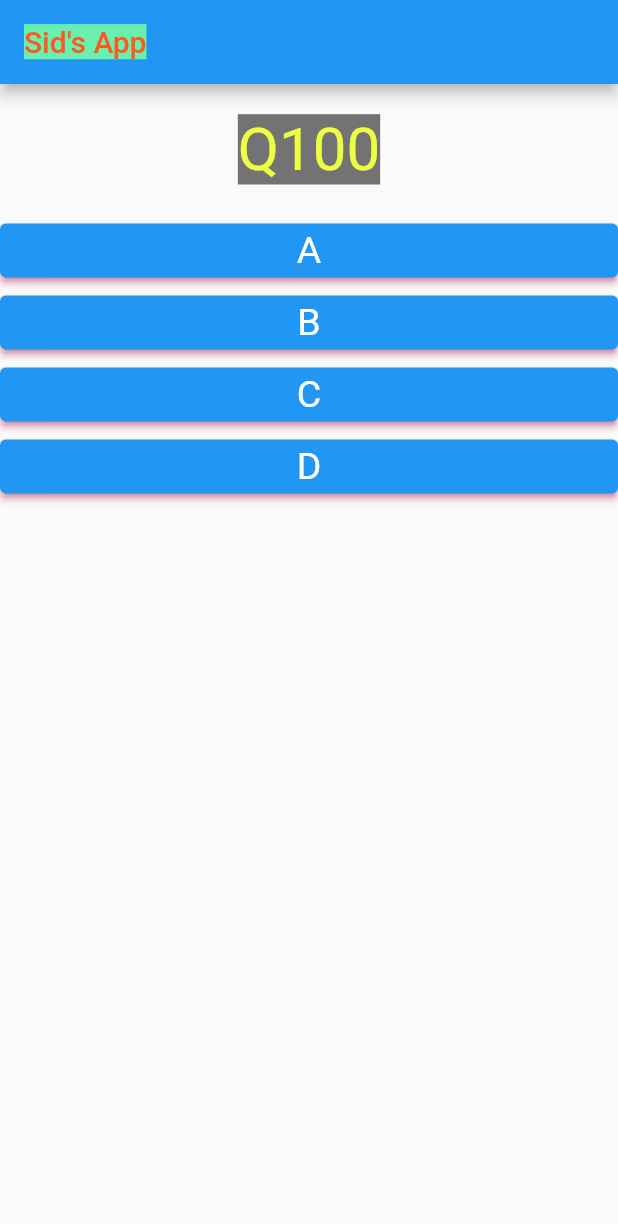
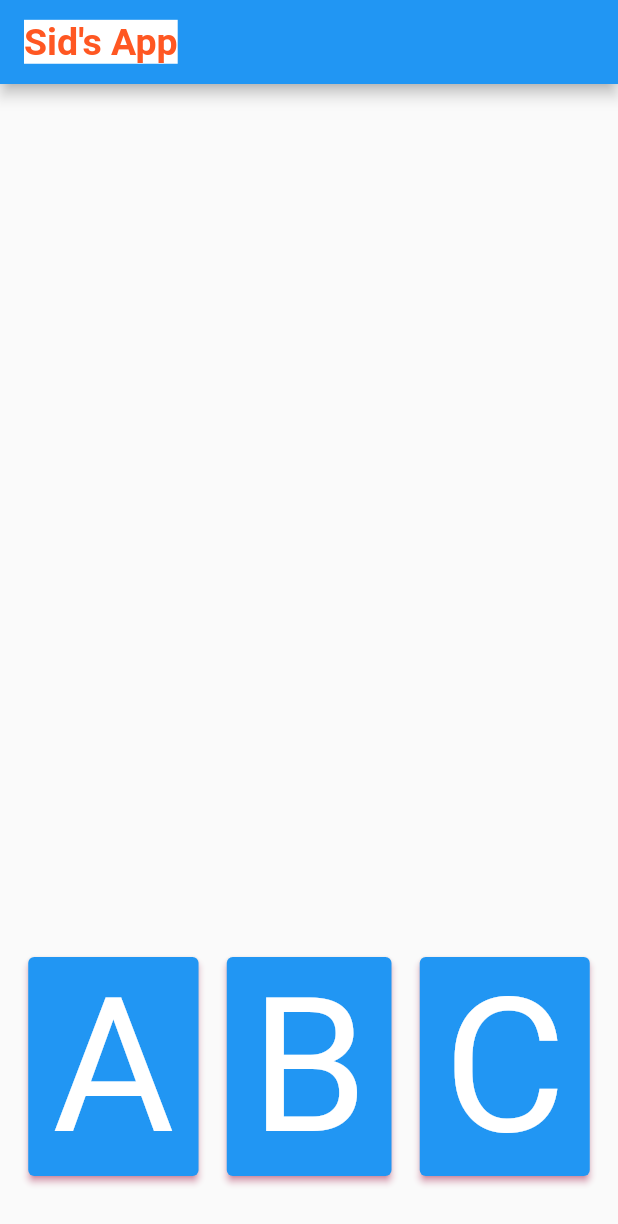
Before and after one commit to SiddhanthRaja/learn_flutter, a Flutter app: the screen it shows after launch, on a phone screen of 412 x 824 dp. Shown: the top 1224 px of the screen. Run offline on Flutter 3.47's test engine with Material 2 defaults, Android fonts, the phone set to English and light mode, and no system bars.

Commit message:
Final Commit

```diff
--- a/lib/answer.dart
+++ b/lib/answer.dart
@@ -5,13 +5,15 @@ class Answer extends StatelessWidget {
   final Function pointer;
   final String option;
 
-  Answer(this.option,this.pointer);
+
+  Answer(this.option,this.pointer,);
 
   @override
   Widget build(BuildContext context) {
-    final ButtonStyle custom = ElevatedButton.styleFrom(onPrimary: Colors.white, textStyle: TextStyle(fontSize: 25.0),shadowColor: Colors.pinkAccent);
+    final ButtonStyle custom = ElevatedButton.styleFrom(onPrimary: Colors.white, textStyle: TextStyle(fontSize: 125.0),shadowColor: Colors.pinkAccent);
     return Container(
-      width: double.infinity ,
+      alignment: Alignment.bottomCenter,
+      padding: EdgeInsets.only(bottom: 40.0),
       child:
       ElevatedButton(
 
--- /dev/null
+++ b/lib/cards.dart
@@ -0,0 +1,25 @@
+import 'package:flutter/material.dart';
+import 'package:learn_flutter/answer.dart';
+
+class Cards extends StatelessWidget {
+      final Function changeQ;
+      final List<Map> listOp;
+
+      Cards(this.changeQ,this.listOp);
+
+
+  @override
+  Widget build(BuildContext context) {
+    return
+        Row(
+        mainAxisAlignment: MainAxisAlignment.spaceEvenly,
+
+        children: [
+        ...listOp.map((choice)
+    { return Answer(choice["opt"], () => changeQ(choice["score"]),);
+    }).toList(),
+      ]
+
+    );
+  }
+}
--- a/lib/main.dart
+++ b/lib/main.dart
@@ -1,5 +1,7 @@
+import 'package:flutter/cupertino.dart';
 import 'package:flutter/material.dart';
-import 'package:learn_flutter/questions.dart';
+import 'package:learn_flutter/cards.dart';
+import 'package:learn_flutter/result.dart';
 import './answer.dart';
 
 void main() {
@@ -18,11 +20,13 @@ class SidApp extends StatefulWidget {
 class _SidAppState extends State<SidApp>{
   var _quesList = [
     {"quesText": "Q100", "options" : [
-        {"opt":"A", "score":20},{"opt":"B", "score":10},{"opt":"C", "score":5},{"opt":"D", "score":2}]  },
+        {"opt":"A", "score":20},{"opt":"B", "score":10},{"opt":"C", "score":5}]  },
     {"quesText": "Q101", "options" : [
-      {"opt":"X", "score":20},{"opt":"Y", "score":10},{"opt":"Z", "score":5},{"opt":"W", "score":2}]  },
+      {"opt":"X", "score":20},{"opt":"Y", "score":10},{"opt":"Z", "score":5}]  },
     {"quesText": "Q102", "options" : [
-      {"opt":"1", "score":20},{"opt":"2", "score":10},{"opt":"3", "score":5},{"opt":"4", "score":2}]  },
+      {"opt":"1", "score":20},{"opt":"2", "score":10},{"opt":"3", "score":5}]  },
+    {"quesText": "Q103", "options" : [
+      {"opt":"1", "score":20},{"opt":"2", "score":10},{"opt":"3", "score":5}]  },
   ];
 
   var _index = 0;
@@ -39,22 +43,14 @@ class _SidAppState extends State<SidApp>{
 
   Widget build(BuildContext context) {
     // TODO: implement build
-    final List<Map> listOp = _quesList[_index]["options"] as List<Map>;
+    final List<Map> listOp = _quesList[_index]["options"] as List<Map<String,Object>>;
+
+
     return MaterialApp(
       home: Scaffold(
-        appBar: AppBar(title: Text("Sid's App",style: TextStyle(color: Colors.deepOrange, backgroundColor: Colors.greenAccent) ),),
-        body: _index<= (_quesList.length -2) ? Column(
-          children: [
-
-            Question(_quesList[_index]["quesText"] as String ),
-
-            Answer(listOp[0]["opt"],() => changeQ(listOp[0]["score"]) ,),
-            Answer(listOp[1]["opt"],() => changeQ(listOp[1]["score"]) ,),
-            Answer(listOp[2]["opt"],() => changeQ(listOp[2]["score"]) ,),
-            Answer(listOp[3]["opt"],() => {_total += (listOp[3]["score"]) as int }),
-
-
-            ]) : Center(child: Text("You have completed the Quiz\n\n" + "Your score is $_total"),)
+        appBar: AppBar(title: Text("Sid's App",textAlign: TextAlign.center,style: TextStyle(color: Colors.deepOrange, backgroundColor: Colors.white, fontSize: 25.0,fontWeight: FontWeight.bold,) ),),
+        body: _index<= (_quesList.length -2) ? Cards(changeQ,listOp)
+            : Result(_total)
 
       ),
 
--- a/lib/questions.dart
+++ b/lib/questions.dart
@@ -11,7 +11,7 @@ Question(this.quesText) {
   Widget build(BuildContext context) {
     return Container(
         width: double.infinity,
-        margin: EdgeInsets.all(20.0),
+        margin: EdgeInsets.all(40.0),
 
         child: Text(quesText,
           style: TextStyle(fontSize: 40.0, color: Colors.limeAccent, backgroundColor: Colors.black54),
--- /dev/null
+++ b/lib/result.dart
@@ -0,0 +1,24 @@
+import 'package:flutter/cupertino.dart';
+import 'package:flutter/material.dart';
+
+class Result extends StatelessWidget {
+  final int total;
+  Result(this.total);
+
+  String get comment{
+    var comm = "Yay, you won the game!";
+
+    if (total <= 10){
+      comm = "You lost, better luck next time!";
+    }
+
+    return comm;
+  }
+
+  @override
+  Widget build(BuildContext context) {
+    return Center(child: Text(comment + "\n\n" + "Your score is $total",  style: TextStyle(fontSize: 30.0,fontWeight: FontWeight.bold, backgroundColor: Colors.pink )),
+
+    );
+  }
+}
```
